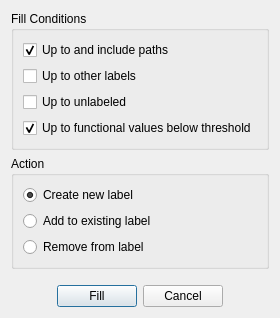
The window that freeview/DialogCustomFill.ui (freesurfer/freesurfer) describes before a commit, drawn with Qt 5.
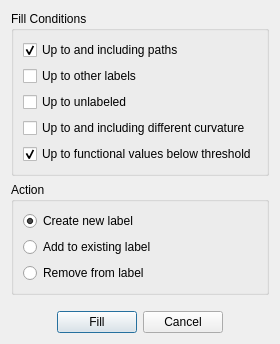
The same window after the commit.

Commit message: Added 'fill to curvature' option for custom fill on surface label

What changed in the file:
```diff
--- a/freeview/DialogCustomFill.ui
+++ b/freeview/DialogCustomFill.ui
@@ -7,7 +7,7 @@
     <x>0</x>
     <y>0</y>
     <width>315</width>
-    <height>294</height>
+    <height>349</height>
    </rect>
   </property>
   <property name="windowTitle">
@@ -26,7 +26,7 @@
       <item>
        <widget class="QCheckBox" name="checkBoxFillToPaths">
         <property name="text">
-         <string>Up to and include paths</string>
+         <string>Up to and including paths</string>
         </property>
         <property name="checked">
          <bool>true</bool>
@@ -47,6 +47,13 @@
         </property>
        </widget>
       </item>
+      <item>
+       <widget class="QCheckBox" name="checkBoxFillToCurvature">
+        <property name="text">
+         <string>Up to and including different curvature</string>
+        </property>
+       </widget>
+      </item>
       <item>
        <widget class="QCheckBox" name="checkBoxFillToThreashold">
         <property name="text">
```
The commit also changes 3 other files.
